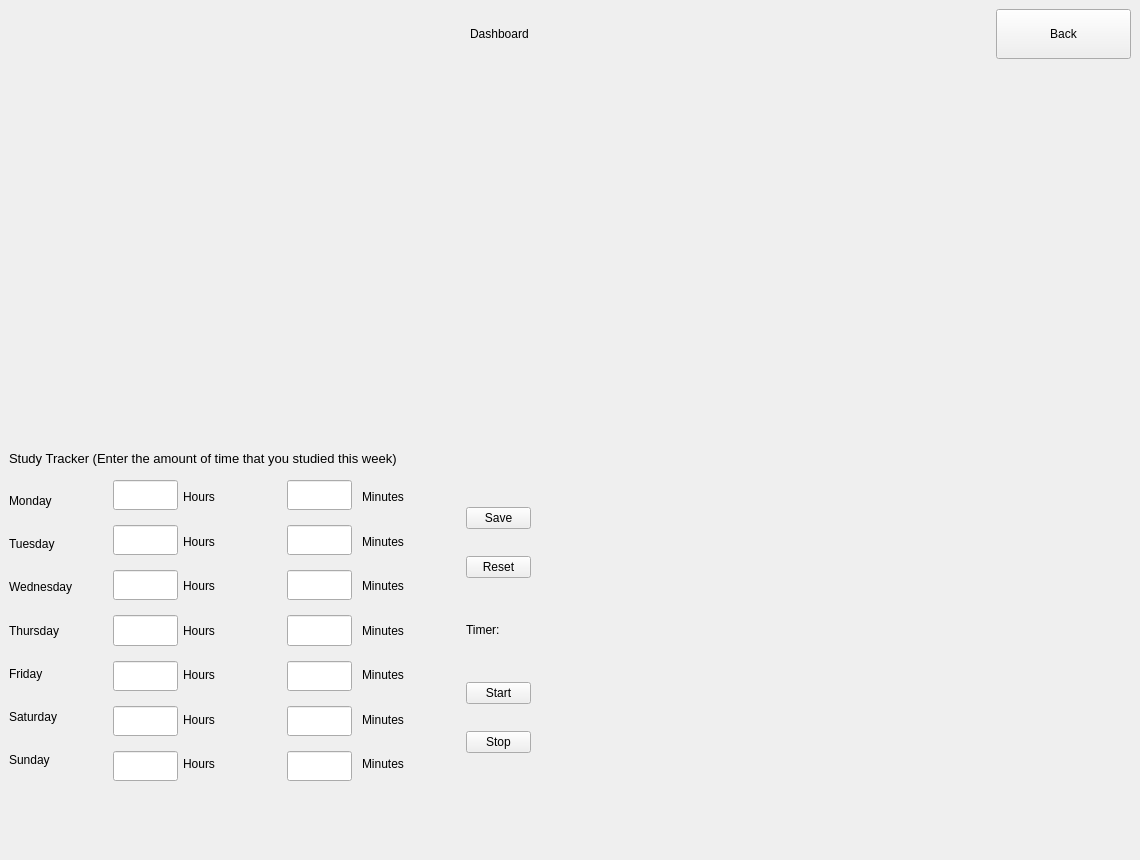
The window that main/UI/dashboard_test.ui (Demonim/Simargl-Study-Project) describes before a commit, drawn with Qt 5.
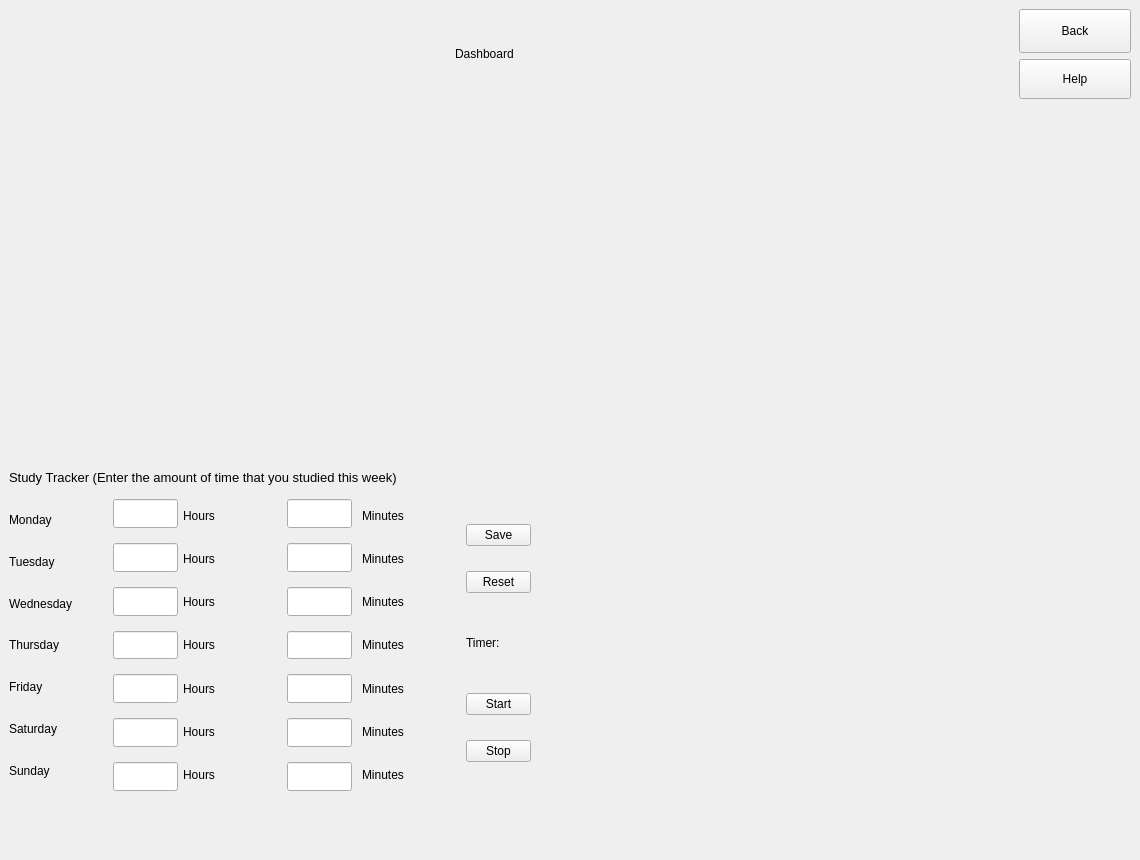
The same window after the commit.

Commit message:
Universal Help
Added universal help for:
notes
Email
calendar
courses
dashboard
StudIP

```diff
--- a/main/UI/dashboard_test.ui
+++ b/main/UI/dashboard_test.ui
@@ -13,7 +13,7 @@
   <property name="minimumSize">
    <size>
     <width>1140</width>
-    <height>770</height>
+    <height>780</height>
    </size>
   </property>
   <property name="maximumSize">
@@ -43,9 +43,9 @@
     font-size: 10pt;
 }</string>
    </property>
-   <layout class="QVBoxLayout" name="verticalLayout_8">
+   <layout class="QVBoxLayout" name="verticalLayout_9">
     <item>
-     <layout class="QHBoxLayout" name="horizontalLayout" stretch="0,0,0,0">
+     <layout class="QHBoxLayout" name="horizontalLayout" stretch="4,1,4,1">
       <item>
        <spacer name="horizontalSpacer">
         <property name="orientation">
@@ -86,6 +86,8 @@
        </spacer>
       </item>
       <item>
+       <layout class="QVBoxLayout" name="verticalLayout_8">
+        <item>
        <widget class="QPushButton" name="Back_Button">
         <property name="sizePolicy">
          <sizepolicy hsizetype="Expanding" vsizetype="Expanding">
@@ -96,7 +98,7 @@
         <property name="minimumSize">
          <size>
           <width>80</width>
-          <height>50</height>
+            <height>40</height>
          </size>
         </property>
         <property name="maximumSize">
@@ -110,6 +112,36 @@
         </property>
        </widget>
       </item>
+        <item>
+         <widget class="QPushButton" name="Help_Button">
+          <property name="sizePolicy">
+           <sizepolicy hsizetype="Expanding" vsizetype="Expanding">
+            <horstretch>0</horstretch>
+            <verstretch>0</verstretch>
+           </sizepolicy>
+          </property>
+          <property name="minimumSize">
+           <size>
+            <width>70</width>
+            <height>30</height>
+           </size>
+          </property>
+          <property name="maximumSize">
+           <size>
+            <width>130</width>
+            <height>40</height>
+           </size>
+          </property>
+          <property name="styleSheet">
+           <string notr="true"/>
+          </property>
+          <property name="text">
+           <string>Help</string>
+          </property>
+         </widget>
+        </item>
+       </layout>
+      </item>
      </layout>
     </item>
     <item>
@@ -122,7 +154,7 @@
         <property name="minimumSize">
          <size>
           <width>400</width>
-          <height>360</height>
+          <height>330</height>
          </size>
         </property>
        </widget>
@@ -132,7 +164,7 @@
         <property name="minimumSize">
          <size>
           <width>400</width>
-          <height>360</height>
+          <height>325</height>
          </size>
         </property>
        </widget>
@@ -727,7 +759,7 @@
         <property name="minimumSize">
          <size>
           <width>550</width>
-          <height>340</height>
+          <height>330</height>
          </size>
         </property>
         <property name="maximumSize">
@@ -751,7 +783,7 @@
       <property name="sizeHint" stdset="0">
        <size>
         <width>20</width>
-        <height>70</height>
+        <height>60</height>
        </size>
       </property>
      </spacer>
```
Lines whose indentation alone changed are shown as unchanged. The commit also changes 7 other files.
